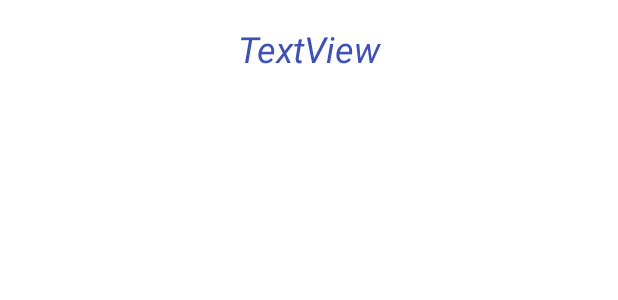
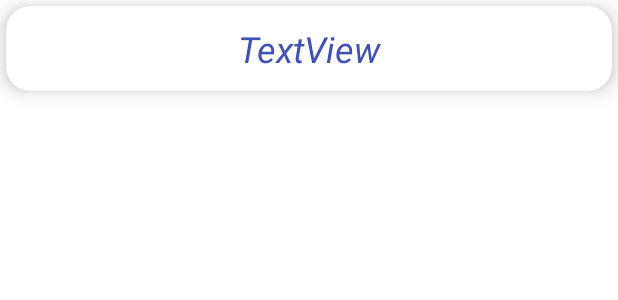
Before and after one commit to Siva-kumar-Improve10x/FakeStroreRetrofix, an Android app: the layout category_item.xml on its own in the app's theme, with its tools: preview values and no code run, on a phone screen of 412 x 824 dp. Shown: the top 300 px of the screen. Run offline under Robolectric (Android 15) with nearby library versions, the light colour scheme and no system bars.

Commit message:
done with design part

```diff
--- a/app/src/main/java/com/example/fakestroreretrofix/category/OnCategoryActionListener.java
+++ b/app/src/main/java/com/example/fakestroreretrofix/category/OnCategoryActionListener.java
@@ -1,5 +1,7 @@
 package com.example.fakestroreretrofix.category;
 
+import com.example.fakestroreretrofix.model.Product;
+
 public interface OnCategoryActionListener {
-     void onItemClicked(String categoryName);
+     void onItemClicked(Product product);
 }
--- a/app/src/main/res/layout/category_item.xml
+++ b/app/src/main/res/layout/category_item.xml
@@ -1,21 +1,34 @@
 <?xml version="1.0" encoding="utf-8"?>
-<androidx.constraintlayout.widget.ConstraintLayout xmlns:android="http://schemas.android.com/apk/res/android"
+<com.google.android.material.card.MaterialCardView xmlns:android="http://schemas.android.com/apk/res/android"
     xmlns:app="http://schemas.android.com/apk/res-auto"
     xmlns:tools="http://schemas.android.com/tools"
     android:layout_width="match_parent"
-    android:layout_height="wrap_content">
+    android:layout_height="wrap_content"
+    android:layout_margin="4dp"
+    app:cardCornerRadius="16dp"
+    app:cardElevation="8dp">
+
+
+    <androidx.constraintlayout.widget.ConstraintLayout
+        android:layout_width="match_parent"
+        android:layout_height="wrap_content"
+        android:layout_margin="12dp">
 
         <TextView
             android:id="@+id/categories_txt"
             android:layout_width="wrap_content"
             android:layout_height="wrap_content"
-        android:layout_marginTop="16dp"
             android:text="TextView"
             android:textAppearance="@style/TextAppearance.AppCompat.Large"
             android:textColor="#3F51B5"
             android:textSize="24sp"
             android:textStyle="italic"
+            app:layout_constraintBottom_toBottomOf="parent"
             app:layout_constraintEnd_toEndOf="parent"
+            app:layout_constraintHorizontal_bias="0.5"
             app:layout_constraintStart_toStartOf="parent"
-        app:layout_constraintTop_toTopOf="parent" />
+            app:layout_constraintTop_toTopOf="parent"
+            app:layout_constraintVertical_bias="0.5" />
+
     </androidx.constraintlayout.widget.ConstraintLayout>
+</com.google.android.material.card.MaterialCardView>
```
Also changed, not shown: app/src/main/AndroidManifest.xml (+24 -18 lines), app/src/main/java/com/example/fakestroreretrofix/category/CategoriesActivity.java (+59 -67 lines), app/src/main/java/com/example/fakestroreretrofix/category/CategoriesAdapter.java (+13 -11 lines), app/src/main/java/com/example/fakestroreretrofix/productdetails/BaseActivity.java (+45 -45 lines), app/src/main/java/com/example/fakestroreretrofix/network/FakeApi.java (line endings or trailing spaces), app/src/main/java/com/example/fakestroreretrofix/network/FakeApiService.java (line endings or trailing spaces). Lines whose indentation alone changed are shown as unchanged.
